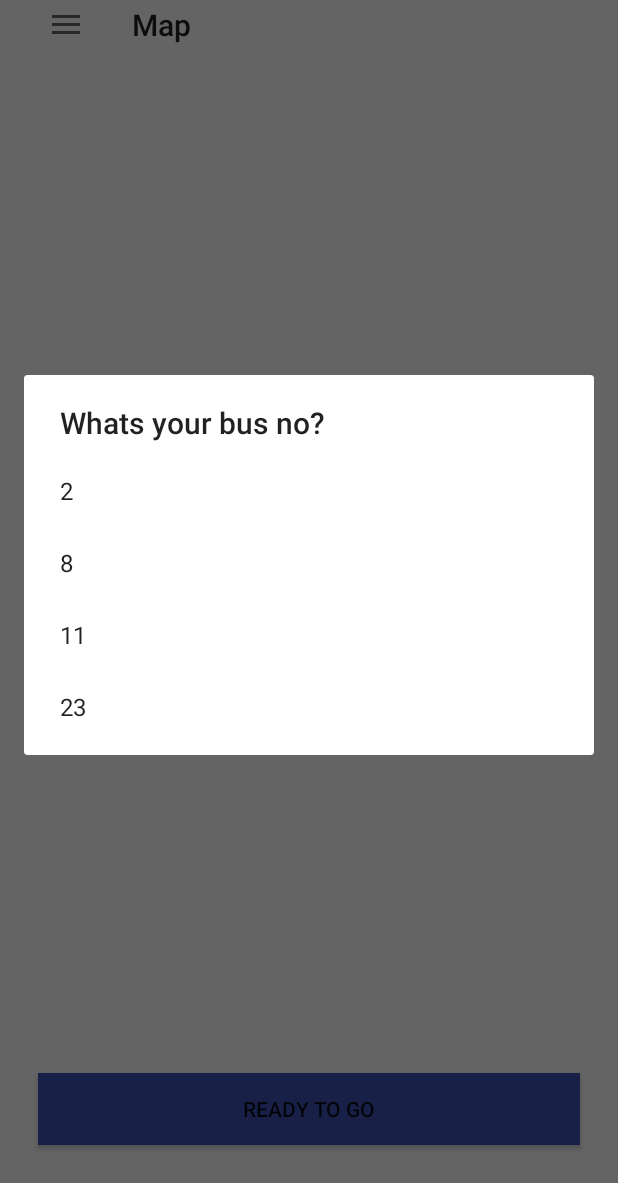
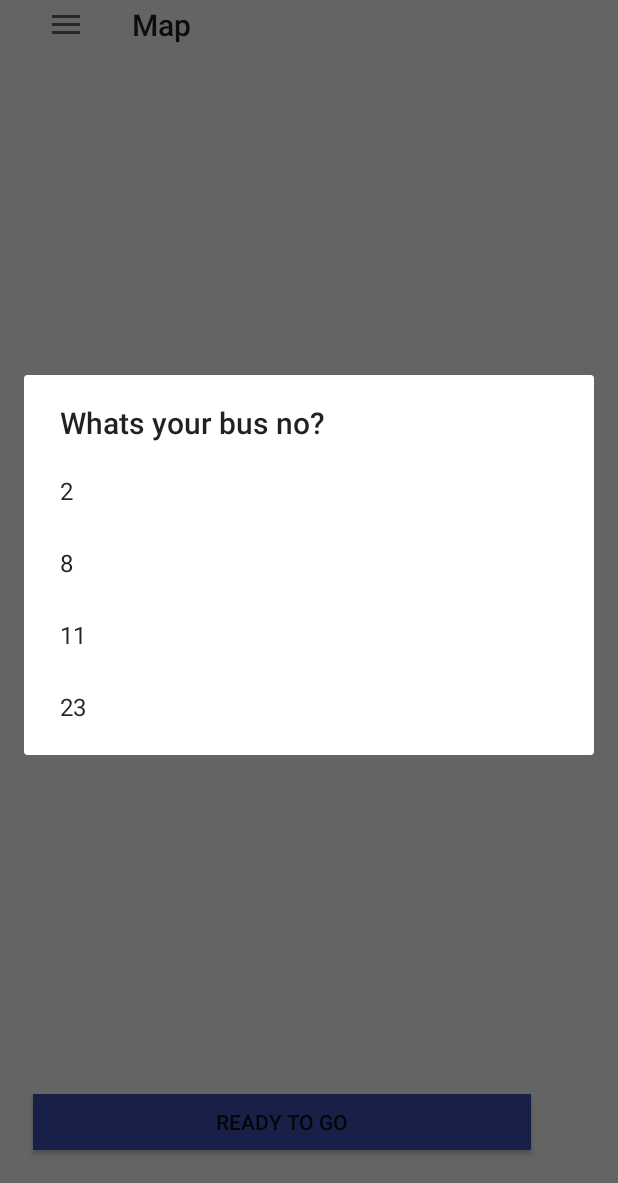
Before and after one commit to 97k/BusTrack, an Android app: the screen it shows after launch once a user with an empty profile is signed in (DriverMapsActivity), after a tap on "Link Bus", on a phone screen of 412 x 824 dp, the part 53-1236 px from its top. Run offline under Robolectric (Android 15) with nearby library versions, the phone set to English and light mode, and no system bars; our stand-ins replace ButterKnife, Firebase (no records; nobody signed in at launch, a user with empty details on screens opened directly); libraries missing offline, so code that uses them is left out: com.firebase.geofire; 1 other tap on this screen came first.

Commit message:
Modified Ready to go button

```diff
--- a/app/src/main/res/layout/activity_driver_maps.xml
+++ b/app/src/main/res/layout/activity_driver_maps.xml
@@ -30,10 +30,12 @@
             <Button
                 android:id="@+id/eta"
                 android:layout_width="match_parent"
-                android:layout_height="wrap_content"
+                android:layout_height="37dp"
                 android:layout_gravity="bottom"
                 android:text="@string/ReadyToGo"
-                android:layout_margin="25dp"
+                android:layout_marginLeft="22dp"
+                android:layout_marginRight="58dp"
+                android:layout_marginBottom="22dp"
                            android:background="@color/colorPrimary"
                 />
 
```
